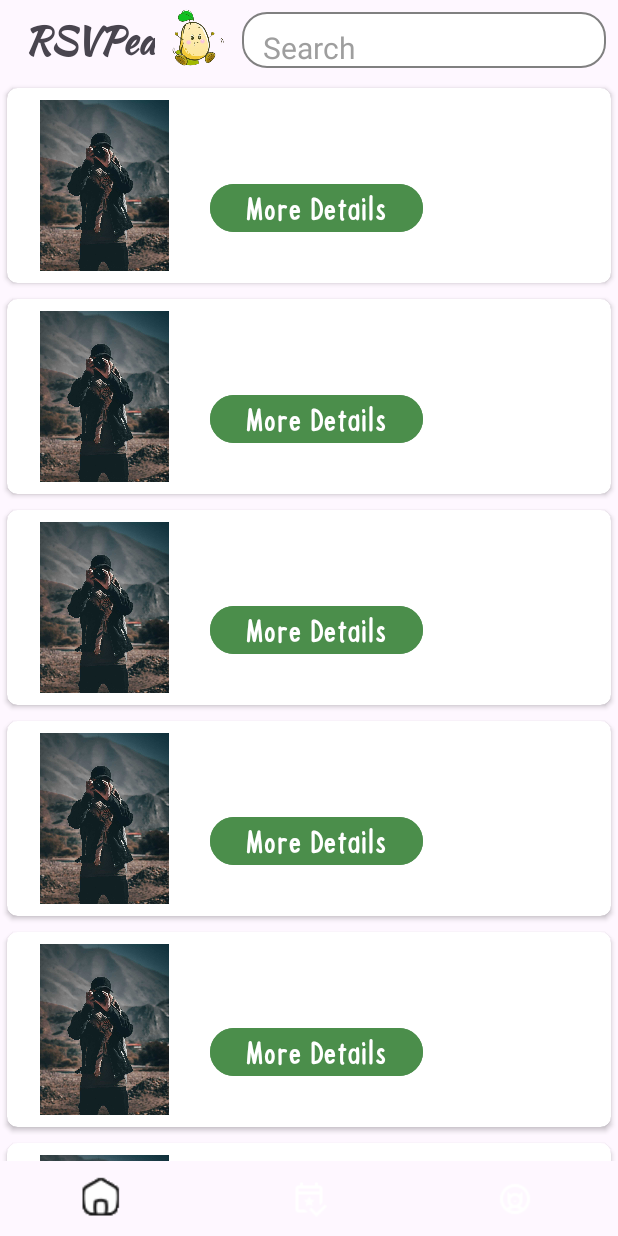
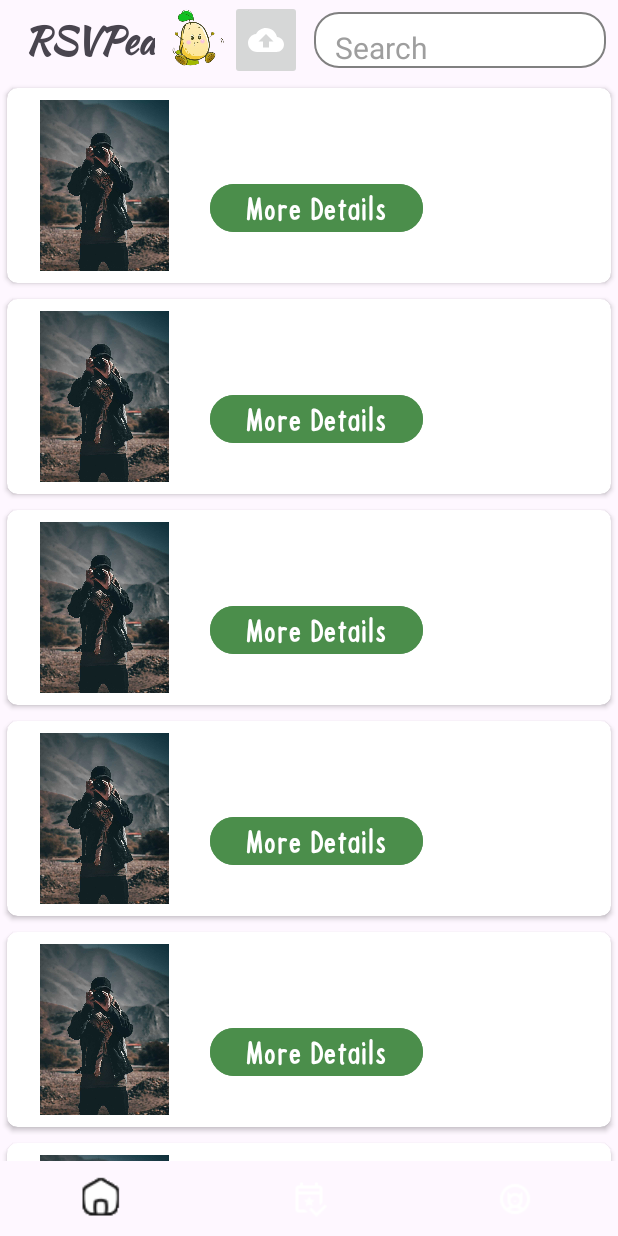
Before and after one commit to ayushmangpta/RSVPea, an Android app: the screen it shows after launch (Home), on a phone screen of 412 x 824 dp. Run offline under Robolectric (Android 15) with nearby library versions, the phone set to English and light mode, and no system bars.

Commit message:
added add new event page

```diff
--- a/app/build.gradle.kts
+++ b/app/build.gradle.kts
@@ -44,6 +44,7 @@ dependencies {
     implementation(platform("com.google.firebase:firebase-bom:32.5.0"))
     implementation("com.google.firebase:firebase-auth:22.2.0")
     implementation("com.google.firebase:firebase-database:20.3.0")
+    implementation("com.google.firebase:firebase-storage:20.3.0")
     testImplementation("junit:junit:4.13.2")
     androidTestImplementation("androidx.test.ext:junit:1.1.5")
     androidTestImplementation("androidx.test.espresso:espresso-core:3.5.1")
--- a/app/src/main/AndroidManifest.xml
+++ b/app/src/main/AndroidManifest.xml
@@ -1,6 +1,8 @@
 <?xml version="1.0" encoding="utf-8"?>
 <manifest xmlns:android="http://schemas.android.com/apk/res/android"
     xmlns:tools="http://schemas.android.com/tools">
+
+    <uses-permission android:name="android.permission.READ_EXTERNAL_STORAGE" />
 
     <application
         android:allowBackup="true"
@@ -12,6 +14,9 @@
         android:supportsRtl="true"
         android:theme="@style/Theme.RSVPea"
         tools:targetApi="31">
+        <activity
+            android:name=".UploadActivity"
+            android:exported="false" />
         <activity
             android:name=".Login"
             android:exported="false" />
--- a/app/src/main/java/com/example/rsvpea/Home.java
+++ b/app/src/main/java/com/example/rsvpea/Home.java
@@ -45,6 +45,13 @@ public class Home extends AppCompatActivity {
         home.setOnClickListener(buttonClickListenerHome);
         profile.setOnClickListener(buttonClickListenerProfile);
         bookings.setOnClickListener(buttonClickListenerBookings);
+        findViewById(R.id.uploadnewevent).setOnClickListener(new OnClickListener() {
+            @Override
+            public void onClick(View view) {
+                Intent intent = new Intent(Home.this, UploadActivity.class);
+                Home.this.startActivity(intent);
+            }
+        });
 
     }
 }
--- a/app/src/main/java/com/example/rsvpea/MainActivity.java
+++ b/app/src/main/java/com/example/rsvpea/MainActivity.java
@@ -12,49 +12,12 @@ import android.widget.Button;
 import android.widget.ImageButton;
 import java.util.ArrayList;
 
-public class MainActivity extends AppCompatActivity /*implements View.OnClickListener*/{
-   // public static ImageButton home;
-    //public static ImageButton bookings;
-    //public static ImageButton profile;
+public class MainActivity extends AppCompatActivity {
 
     @Override
     protected void onCreate(Bundle savedInstanceState) {
         super.onCreate(savedInstanceState);
-        //setContentView(R.layout.activity_main);
         Intent intent = new Intent(this, Home.class);
         this.startActivity(intent);
-//        home = findViewById(R.id.home);
-//        bookings = findViewById(R.id.myBookings);
-//        profile = findViewById(R.id.myProfile);
-//        BottomNavBar buttonClickListenerHome = new BottomNavBar(home);
-//        BottomNavBar buttonClickListenerBookings = new BottomNavBar(bookings);
-//        BottomNavBar buttonClickListenerProfile = new BottomNavBar(profile);
-//
-//        ArrayList<TimelineCardContent> timelineCardContents = new ArrayList<>();
-//
-//        RecyclerView timeline = findViewById(R.id.timelineRecyclerView);
-//        timeline.setLayoutManager(new LinearLayoutManager(this));
-//
-//        timelineCardContents.add(new TimelineCardContent(R.drawable.sample, "title example"));
-//        timelineCardContents.add(new TimelineCardContent(R.drawable.sample, "title example"));
-//        timelineCardContents.add(new TimelineCardContent(R.drawable.sample, "title example"));
-//        timelineCardContents.add(new TimelineCardContent(R.drawable.sample, "title example"));
-//        timelineCardContents.add(new TimelineCardContent(R.drawable.sample, "title example"));
-//        timelineCardContents.add(new TimelineCardContent(R.drawable.sample, "title example"));
-//        timelineCardContents.add(new TimelineCardContent(R.drawable.sample, "title example"));
-//
-//        RecycleContentAdapter adapter = new RecycleContentAdapter(this, timelineCardContents);
-//        timeline.setAdapter(adapter);
-//        home.setOnClickListener(buttonClickListenerHome);
-//        profile.setOnClickListener(buttonClickListenerProfile);
-//        bookings.setOnClickListener(buttonClickListenerBookings);
     }
-
-    /*@Override
-    public void onClick(View view) {
-        if(view==findViewById(R.id.moreDetails)){
-            Intent intent = new Intent(this, MoreDetails.class);
-            this.startActivity(intent);
-        }
-    }*/
 }
--- /dev/null
+++ b/app/src/main/res/drawable/baseline_cloud_upload_24.xml
@@ -0,0 +1,5 @@
+<vector android:alpha="0.99" android:height="24dp"
+    android:tint="#FFFFFF" android:viewportHeight="24"
+    android:viewportWidth="24" android:width="24dp" xmlns:android="http://schemas.android.com/apk/res/android">
+    <path android:fillColor="@android:color/white" android:pathData="M19.35,10.04C18.67,6.59 15.64,4 12,4 9.11,4 6.6,5.64 5.35,8.04 2.34,8.36 0,10.91 0,14c0,3.31 2.69,6 6,6h13c2.76,0 5,-2.24 5,-5 0,-2.64 -2.05,-4.78 -4.65,-4.96zM14,13v4h-4v-4H7l5,-5 5,5h-3z"/>
+</vector>
--- a/app/src/main/res/layout/activity_main.xml
+++ b/app/src/main/res/layout/activity_main.xml
@@ -39,6 +39,12 @@
             android:paddingEnd="0sp"
             android:src="@drawable/titlept"
             />
+        <ImageButton
+            android:layout_width="wrap_content"
+            android:layout_height="match_parent"
+            android:src="@drawable/baseline_cloud_upload_24"
+            android:id="@+id/uploadnewevent"/>
+
         <EditText
             android:id="@+id/searchBar"
             android:layout_width="0sp"
```
Also changed, not shown: app/src/main/java/com/example/rsvpea/UploadActivity.java (added, +14 -0 lines), app/src/main/res/layout/activity_upload.xml (added, +82 -0 lines), app/src/main/res/drawable/uploadimg.png (added).
